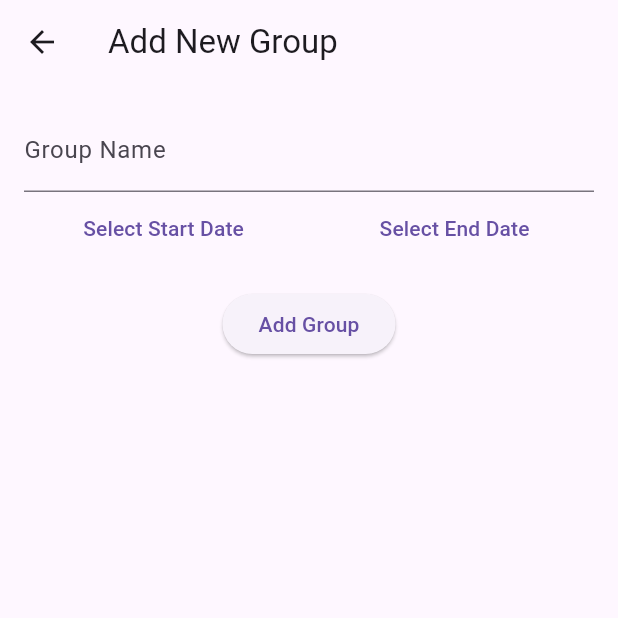
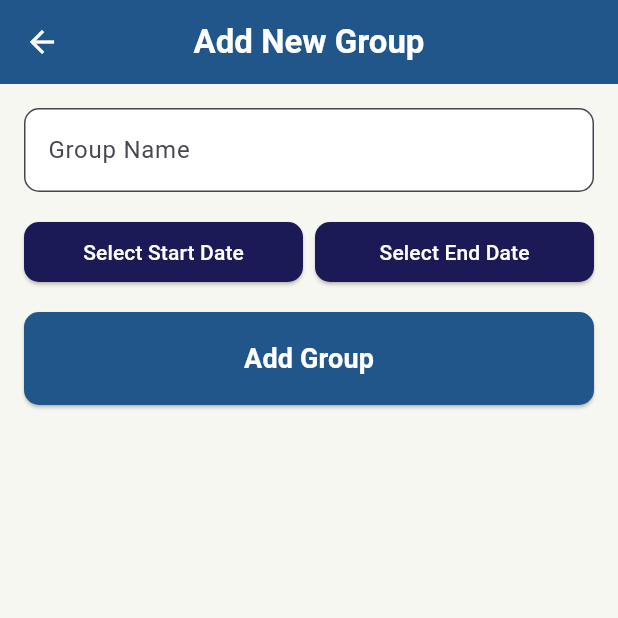
Before and after one commit to 6410110118/project-mobile, a Flutter app: the AddGroupPage screen opened directly, on a phone screen of 412 x 824 dp, the top half of it. Run offline on Flutter 3.47's test engine with Material 3 defaults, Android fonts, the phone set to English and light mode, and no system bars; our stand-ins replace animate_do, bloc, dio, equatable, flutter_bloc, flutter_secure_storage and 1 more; accounts and stored records are empty; network calls fail.

Commit message:
fix ui error

```diff
--- a/frontend/lib/screen/add_group_page.dart
+++ b/frontend/lib/screen/add_group_page.dart
@@ -35,17 +35,40 @@ class _AddGroupPageState extends State<AddGroupPage> {
   Widget build(BuildContext context) {
     return Scaffold(
       appBar: AppBar(
-        title: Text('Add New Group'),
+        title: const Text(
+          'Add New Group',
+          style: TextStyle(
+            fontWeight: FontWeight.bold,
+            color: Colors.white,
+          ),
+        ),
+        centerTitle: true,
+        backgroundColor: const Color.fromARGB(255, 32, 86, 137),
+        elevation: 0,
+        leading: IconButton(
+          icon: const Icon(Icons.arrow_back, color: Colors.white), // ปรับลูกศรเป็นสีขาว
+          onPressed: () {
+            Navigator.of(context).pop();
+          },
+        ),
       ),
+      backgroundColor: const Color(0xFFF6F7F0),
       body: Padding(
         padding: const EdgeInsets.all(16.0),
         child: Form(
           key: _formKey,
           child: Column(
-            mainAxisSize: MainAxisSize.min,
+            crossAxisAlignment: CrossAxisAlignment.stretch,
             children: [
               TextFormField(
-                decoration: InputDecoration(labelText: 'Group Name'),
+                decoration: InputDecoration(
+                  labelText: 'Group Name',
+                  border: OutlineInputBorder(
+                    borderRadius: BorderRadius.circular(10),
+                  ),
+                  fillColor: Colors.white,
+                  filled: true,
+                ),
                 validator: (value) {
                   if (value == null || value.isEmpty) {
                     return 'Please enter a group name';
@@ -56,33 +79,48 @@ class _AddGroupPageState extends State<AddGroupPage> {
                   groupName = value;
                 },
               ),
+              const SizedBox(height: 16),
               Row(
                 mainAxisAlignment: MainAxisAlignment.spaceBetween,
                 children: [
                   Expanded(
-                    child: TextButton(
+                    child: ElevatedButton(
                       onPressed: () => _selectDate(context, true),
+                      style: ElevatedButton.styleFrom(
+                        backgroundColor: Color.fromARGB(254, 26, 25, 86), // ปรับสีให้เหมือนกัน
+                        shape: RoundedRectangleBorder(
+                          borderRadius: BorderRadius.circular(10),
+                        ),
+                      ),
                       child: Text(
                         startDate == null
                             ? 'Select Start Date'
                             : 'Start Date: ${startDate!.toLocal()}'.split(' ')[0],
+                        style: const TextStyle(color: Colors.white),
                       ),
                     ),
                   ),
-                  SizedBox(width: 8),
+                  const SizedBox(width: 8),
                   Expanded(
-                    child: TextButton(
+                    child: ElevatedButton(
                       onPressed: () => _selectDate(context, false),
+                      style: ElevatedButton.styleFrom(
+                        backgroundColor: Color.fromARGB(254, 26, 25, 86), // ปรับสีให้เหมือนกัน
+                        shape: RoundedRectangleBorder(
+                          borderRadius: BorderRadius.circular(10),
+                        ),
+                      ),
                       child: Text(
                         endDate == null
                             ? 'Select End Date'
                             : 'End Date: ${endDate!.toLocal()}'.split(' ')[0],
+                        style: const TextStyle(color: Colors.white),
                       ),
                     ),
                   ),
                 ],
               ),
-              SizedBox(height: 16),
+              const SizedBox(height: 16),
               ElevatedButton(
                 onPressed: () {
                   if (_formKey.currentState!.validate()) {
@@ -97,7 +135,21 @@ class _AddGroupPageState extends State<AddGroupPage> {
                     Navigator.pop(context, true);
                   }
                 },
-                child: Text('Add Group'),
+                style: ElevatedButton.styleFrom(
+                  backgroundColor: const Color.fromARGB(255, 32, 86, 137),
+                  padding: const EdgeInsets.symmetric(vertical: 18),
+                  shape: RoundedRectangleBorder(
+                    borderRadius: BorderRadius.circular(10),
+                  ),
+                ),
+                child: const Text(
+                  'Add Group',
+                  style: TextStyle(
+                    color: Colors.white,
+                    fontWeight: FontWeight.bold,
+                    fontSize: 18,
+                  ),
+                ),
               ),
             ],
           ),
--- a/frontend/lib/screen/trip_homs.dart
+++ b/frontend/lib/screen/trip_homs.dart
@@ -129,10 +129,10 @@ class _TripHomeState extends State<TripHome> {
 
   List<Widget> _buildStoryItems() {
     List<Map<String, String>> stories = [
-      {'image': 'assets/images/start.jpg'},
-      {'image': 'assets/images/start.jpg'},
-      {'image': 'assets/images/start.jpg'},
-      {'image': 'assets/images/start.jpg'},
+      {'image': 'assets/images/1.jpg'},
+      {'image': 'assets/images/2.jpg'},
+      {'image': 'assets/images/3.jpg'},
+      {'image': 'assets/images/4.jpg'},
     ];
 
     return stories.map((story) {
```
